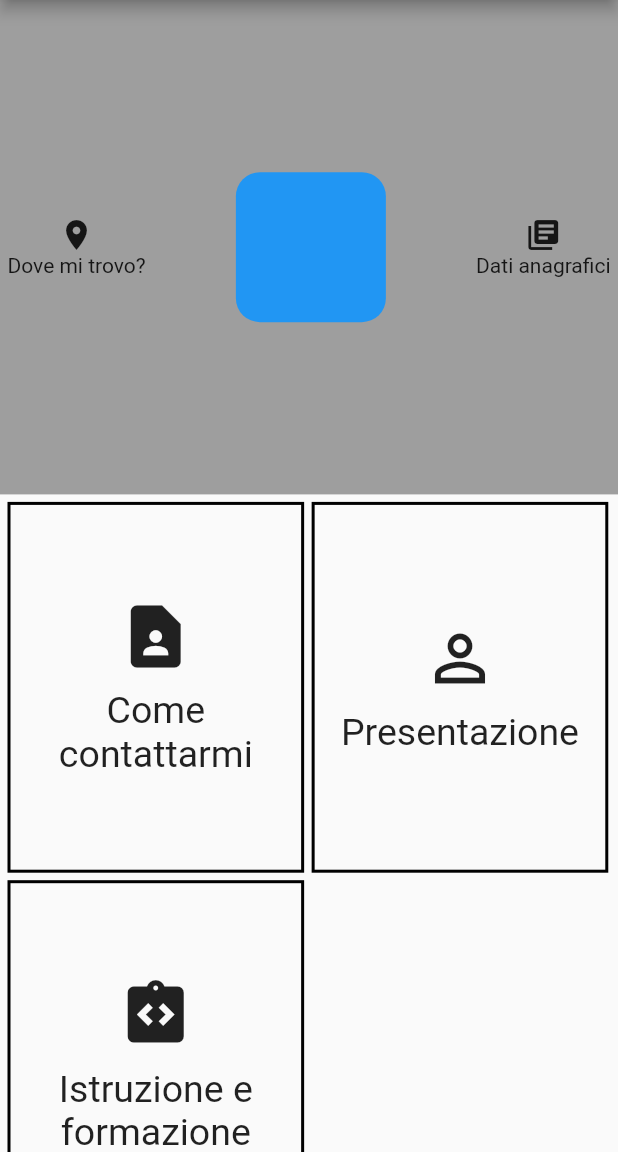
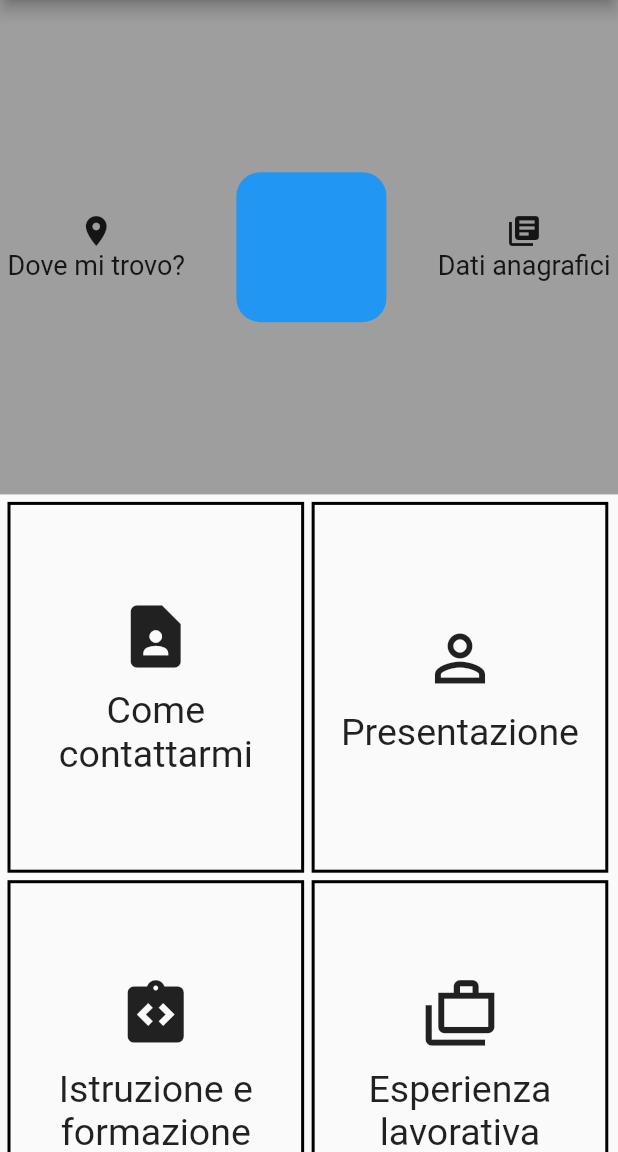
Before and after one commit to emanu2002/flutter_cv, a Flutter app: the screen it shows after launch, on a phone screen of 412 x 824 dp, the part 84-1236 px from its top. Run offline on Flutter 3.47's test engine with Material 2 defaults, Android fonts, the phone set to English and light mode, and no system bars; our stand-ins replace go_router.

Commit message:
aggiunti ulteriori container

```diff
--- a/progetto/lib/pages/home_page.dart
+++ b/progetto/lib/pages/home_page.dart
@@ -26,7 +26,7 @@ class HomePage extends StatelessWidget {
                     mainAxisAlignment: MainAxisAlignment.center,
                     children: const [
                       Icon(Icons.location_on),
-                      Text("Dove mi trovo?"),
+                      Text("Dove mi trovo?", style: TextStyle(fontSize: 18)),
                     ],
                   ),
                 ),
@@ -44,7 +44,7 @@ class HomePage extends StatelessWidget {
                     mainAxisAlignment: MainAxisAlignment.center,
                     children: const [
                       Icon(Icons.library_books),
-                      Text("Dati anagrafici"),
+                      Text("Dati anagrafici", style: TextStyle(fontSize: 18)),
                     ],
                   ),
                 )
@@ -53,9 +53,12 @@ class HomePage extends StatelessWidget {
           ),
           Wrap(
             children: [
-              _container(context, Icons.contact_page, "Come contattarmi"),
-              _container(context, Icons.person_outline_outlined, "Presentazione"),
-              _container(context, Icons.integration_instructions, "Istruzione e formazione")
+              GestureDetector(child: _container(context, Icons.contact_page, "Come contattarmi"), onTap: () => {}),
+              GestureDetector(child:_container(context, Icons.person_outline_outlined, "Presentazione"), onTap: () => {}),
+              GestureDetector(child:_container(context, Icons.integration_instructions, "Istruzione e formazione"), onTap: () => {}),
+              GestureDetector(child:_container(context, Icons.cases_outlined, "Esperienza lavorativa"), onTap: () => {}),
+              GestureDetector(child:_container(context, Icons.computer, "Competenze digitali e linguistiche"), onTap: () => {}),
+              GestureDetector(child:_container(context, Icons.credit_card, "Patente di guida"), onTap: () => {}),
             ],
           )
         ],
```
